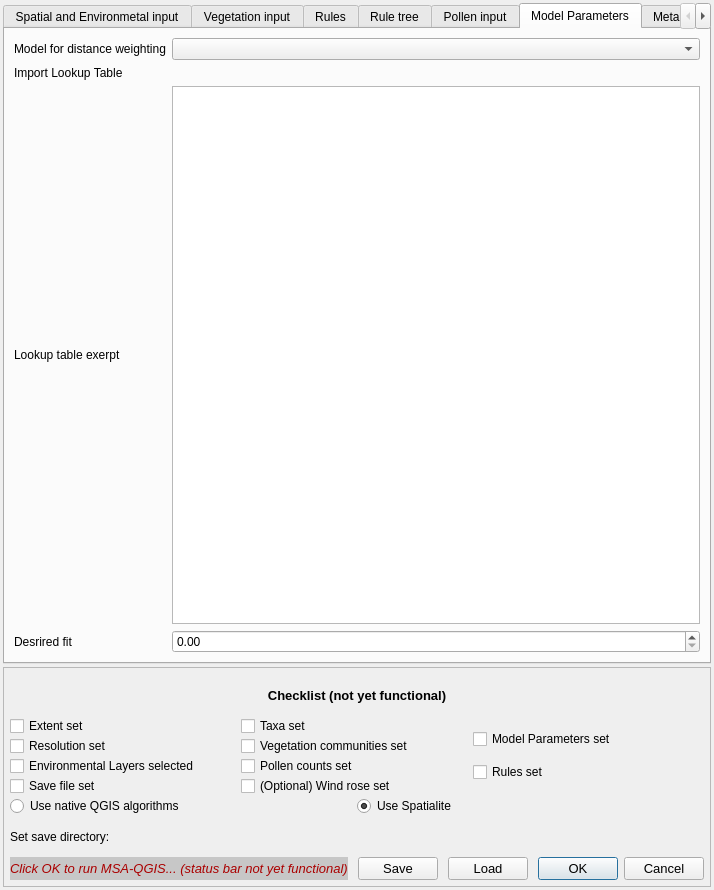
This is MSA_QGIS_dialog_base.ui in ThyavdBerg/MSA-Q as Qt 5 draws it before an edit. The edited form follows.
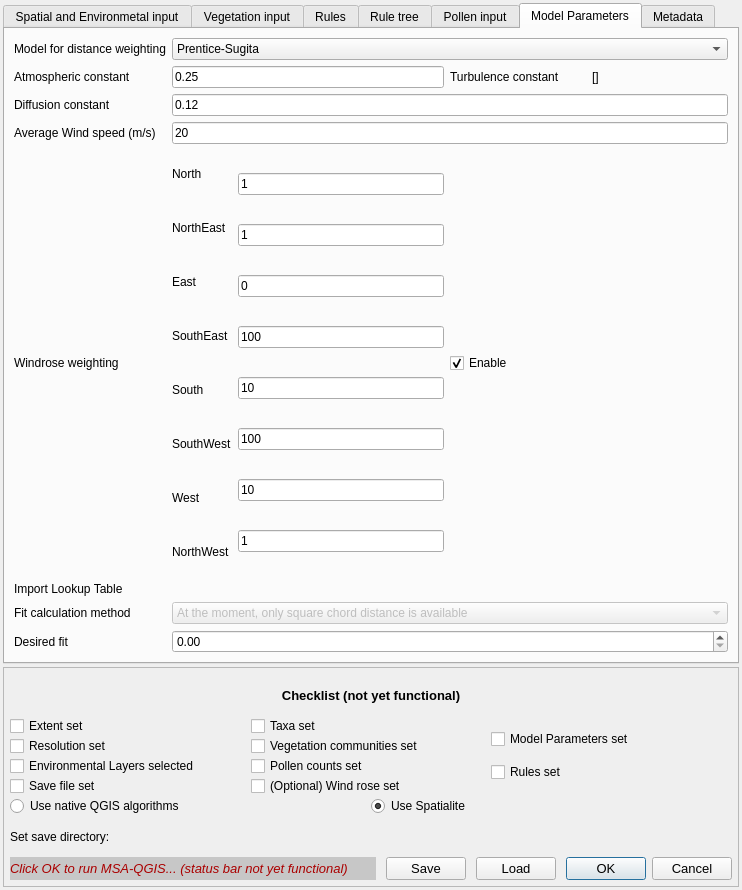
This is the edited form. The open tabs and pages were chosen to show the change. Custom widgets are drawn as their Qt base class.

Commit message: Prentice-Sugita function now more or less functional

Diff of the .ui file:
```diff
--- a/MSA_QGIS_dialog_base.ui
+++ b/MSA_QGIS_dialog_base.ui
@@ -9,7 +9,7 @@
    <rect>
     <x>0</x>
     <y>0</y>
-    <width>714</width>
+    <width>742</width>
     <height>890</height>
    </rect>
   </property>
@@ -1099,47 +1099,287 @@
         <attribute name="title">
          <string>Model Parameters</string>
         </attribute>
-        <layout class="QGridLayout" name="gridLayout_4">
-         <item row="0" column="0">
-          <widget class="QLabel" name="label">
+        <layout class="QGridLayout" name="gridLayout_4" rowstretch="0,0,0,0,0,1,0,0,0,0" columnstretch="1,2,1,1">
+         <item row="4" column="1" rowspan="2">
+          <layout class="QHBoxLayout" name="horizontalLayout_3">
+           <item>
+            <layout class="QVBoxLayout" name="verticalLayout_3">
+             <item>
+              <widget class="QLabel" name="label_2">
+               <property name="text">
+                <string>North</string>
+               </property>
+              </widget>
+             </item>
+             <item>
+              <widget class="QLabel" name="label_3">
+               <property name="text">
+                <string>NorthEast</string>
+               </property>
+              </widget>
+             </item>
+             <item>
+              <widget class="QLabel" name="label_5">
+               <property name="text">
+                <string>East</string>
+               </property>
+              </widget>
+             </item>
+             <item>
+              <widget class="QLabel" name="label_6">
+               <property name="text">
+                <string>SouthEast</string>
+               </property>
+              </widget>
+             </item>
+             <item>
+              <widget class="QLabel" name="label_7">
+               <property name="text">
+                <string>South</string>
+               </property>
+              </widget>
+             </item>
+             <item>
+              <widget class="QLabel" name="label_8">
+               <property name="text">
+                <string>SouthWest</string>
+               </property>
+              </widget>
+             </item>
+             <item>
+              <widget class="QLabel" name="label_9">
+               <property name="text">
+                <string>West</string>
+               </property>
+              </widget>
+             </item>
+             <item>
+              <widget class="QLabel" name="label_10">
+               <property name="text">
+                <string>NorthWest</string>
+               </property>
+              </widget>
+             </item>
+            </layout>
+           </item>
+           <item>
+            <layout class="QVBoxLayout" name="verticalLayout_4">
+             <item>
+              <widget class="QLineEdit" name="lineEdit_north">
+               <property name="text">
+                <string>1</string>
+               </property>
+              </widget>
+             </item>
+             <item>
+              <widget class="QLineEdit" name="lineEdit_northEast">
+               <property name="text">
+                <string>1</string>
+               </property>
+              </widget>
+             </item>
+             <item>
+              <widget class="QLineEdit" name="lineEdit_east">
+               <property name="text">
+                <string>0</string>
+               </property>
+              </widget>
+             </item>
+             <item>
+              <widget class="QLineEdit" name="lineEdit_southEast">
+               <property name="text">
+                <string>100</string>
+               </property>
+              </widget>
+             </item>
+             <item>
+              <widget class="QLineEdit" name="lineEdit_south">
+               <property name="text">
+                <string>10</string>
+               </property>
+              </widget>
+             </item>
+             <item>
+              <widget class="QLineEdit" name="lineEdit_southWest">
+               <property name="text">
+                <string>100</string>
+               </property>
+              </widget>
+             </item>
+             <item>
+              <widget class="QLineEdit" name="lineEdit_west">
+               <property name="text">
+                <string>10</string>
+               </property>
+              </widget>
+             </item>
+             <item>
+              <widget class="QLineEdit" name="lineEdit_northWest">
+               <property name="text">
+                <string>1</string>
+               </property>
+              </widget>
+             </item>
+            </layout>
+           </item>
+          </layout>
+         </item>
+         <item row="1" column="2">
+          <widget class="QLabel" name="label_turbConst">
            <property name="text">
-            <string>Model for distance weighting</string>
+            <string>Turbulence constant</string>
            </property>
           </widget>
          </item>
-         <item row="0" column="1">
-          <widget class="QComboBox" name="comboBox_dispModel"/>
-         </item>
-         <item row="1" column="0">
-          <widget class="QLabel" name="label_2">
+         <item row="2" column="1" colspan="3">
+          <widget class="QLineEdit" name="lineEdit_diffConst">
            <property name="text">
-            <string>Import Lookup Table</string>
+            <string>0.12</string>
            </property>
           </widget>
          </item>
          <item row="1" column="1">
-          <widget class="QgsFileWidget" name="mQgsFileWidget"/>
+          <widget class="QLineEdit" name="lineEdit_atmosConst">
+           <property name="text">
+            <string>0.25</string>
+           </property>
+          </widget>
+         </item>
+         <item row="1" column="0">
+          <widget class="QLabel" name="label_atmosConst">
+           <property name="text">
+            <string>Atmospheric constant</string>
+           </property>
+          </widget>
          </item>
          <item row="2" column="0">
-          <widget class="QLabel" name="label_3">
+          <widget class="QLabel" name="label_difConst_2">
            <property name="text">
-            <string>Lookup table exerpt</string>
+            <string>Diffusion constant</string>
            </property>
           </widget>
          </item>
-         <item row="2" column="1">
-          <widget class="QTableWidget" name="tableWidget"/>
+         <item row="7" column="0">
+          <widget class="QLabel" name="label_importLookup">
+           <property name="toolTip">
+            <string>If a lookup table is imported, no lookup table will be generated. </string>
+           </property>
+           <property name="text">
+            <string>Import Lookup Table</string>
+           </property>
+          </widget>
          </item>
-         <item row="3" column="0">
-          <widget class="QLabel" name="label_5">
+         <item row="9" column="0">
+          <widget class="QLabel" name="label_fit">
+           <property name="toolTip">
+            <string>Maps of which the simulated pollen counts are below the desired fit will not be saved. The fit level will be reported in the table of maps</string>
+           </property>
            <property name="text">
-            <string>Desrired fit</string>
+            <string>Desired fit</string>
            </property>
           </widget>
          </item>
-         <item row="3" column="1">
+         <item row="9" column="1" colspan="3">
           <widget class="QDoubleSpinBox" name="doubleSpinBox"/>
          </item>
+         <item row="8" column="0">
+          <widget class="QLabel" name="label_11">
+           <property name="text">
+            <string>Fit calculation method</string>
+           </property>
+          </widget>
+         </item>
+         <item row="3" column="1" colspan="3">
+          <widget class="QLineEdit" name="lineEdit_windSpeed">
+           <property name="text">
+            <string>20</string>
+           </property>
+          </widget>
+         </item>
+         <item row="7" column="1" colspan="3">
+          <widget class="QgsFileWidget" name="mQgsFileWidget">
+           <property name="enabled">
+            <bool>false</bool>
+           </property>
+          </widget>
+         </item>
+         <item row="8" column="1" colspan="3">
+          <widget class="QComboBox" name="comboBox">
+           <property name="enabled">
+            <bool>false</bool>
+           </property>
+           <property name="currentText">
+            <string>At the moment, only square chord distance is available</string>
+           </property>
+           <item>
+            <property name="text">
+             <string>At the moment, only square chord distance is available</string>
+            </property>
+           </item>
+          </widget>
+         </item>
+         <item row="3" column="0">
+          <widget class="QLabel" name="label_windSpeed">
+           <property name="text">
+            <string>Average Wind speed (m/s)</string>
+           </property>
+          </widget>
+         </item>
+         <item row="0" column="1" colspan="3">
+          <widget class="QComboBox" name="comboBox_dispModel">
+           <item>
+            <property name="text">
+             <string>Prentice-Sugita</string>
+            </property>
+           </item>
+           <item>
+            <property name="text">
+             <string>1/d</string>
+            </property>
+           </item>
+           <item>
+            <property name="text">
+             <string>1/d2</string>
+            </property>
+           </item>
+           <item>
+            <property name="text">
+             <string>Use lookup table</string>
+            </property>
+           </item>
+          </widget>
+         </item>
+         <item row="1" column="3">
+          <widget class="QLabel" name="label_calculatedTurbConst">
+           <property name="text">
+            <string>[]</string>
+           </property>
+          </widget>
+         </item>
+         <item row="0" column="0">
+          <widget class="QLabel" name="label_modelType">
+           <property name="text">
+            <string>Model for distance weighting</string>
+           </property>
+          </widget>
+         </item>
+         <item row="4" column="2" rowspan="2">
+          <widget class="QCheckBox" name="checkBox_enableWindrose">
+           <property name="text">
+            <string>Enable</string>
+           </property>
+           <property name="checked">
+            <bool>true</bool>
+           </property>
+          </widget>
+         </item>
+         <item row="4" column="0" rowspan="2">
+          <widget class="QLabel" name="label">
+           <property name="text">
+            <string>Windrose weighting</string>
+           </property>
+          </widget>
+         </item>
         </layout>
        </widget>
        <widget class="QWidget" name="tab_metadata">
@@ -1167,8 +1407,8 @@
        <rect>
         <x>0</x>
         <y>0</y>
-        <width>768</width>
-        <height>215</height>
+        <width>794</width>
+        <height>242</height>
        </rect>
       </property>
       <layout class="QHBoxLayout" name="horizontalLayout_20" stretch="0">
```
Left out of the diff: 18 changed lines with no effect on the pictures. The commit also changes 4 other files.
